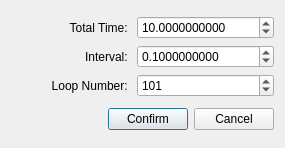
This is go/form/DialogGoMarkovPeriod.ui in regissahore/Typewriter as Qt 5 draws it before an edit. The edited form follows.
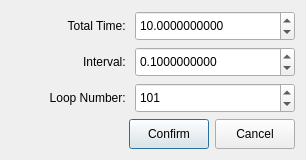
This is the edited form.

Commit message: Fix 3: Show more numbers in qualitative analysis result.

What changed in the file:
```diff
--- a/go/form/DialogGoMarkovPeriod.ui
+++ b/go/form/DialogGoMarkovPeriod.ui
@@ -6,8 +6,8 @@
    <rect>
     <x>0</x>
     <y>0</y>
-    <width>285</width>
-    <height>148</height>
+    <width>306</width>
+    <height>160</height>
    </rect>
   </property>
   <property name="windowTitle">
@@ -28,6 +28,12 @@
      </item>
      <item row="1" column="1">
       <widget class="QDoubleSpinBox" name="intervalSpinBox">
+       <property name="minimumSize">
+        <size>
+         <width>160</width>
+         <height>30</height>
+        </size>
+       </property>
        <property name="decimals">
         <number>10</number>
        </property>
@@ -51,6 +57,12 @@
      </item>
      <item row="0" column="1">
       <widget class="QDoubleSpinBox" name="totalSpinBox">
+       <property name="minimumSize">
+        <size>
+         <width>160</width>
+         <height>30</height>
+        </size>
+       </property>
        <property name="decimals">
         <number>10</number>
        </property>
@@ -74,6 +86,12 @@
      </item>
      <item row="2" column="1">
       <widget class="QSpinBox" name="loopSpinBox">
+       <property name="minimumSize">
+        <size>
+         <width>160</width>
+         <height>30</height>
+        </size>
+       </property>
        <property name="minimum">
         <number>2</number>
        </property>
@@ -104,6 +122,12 @@
      </item>
      <item>
       <widget class="QPushButton" name="confirmButton">
+       <property name="minimumSize">
+        <size>
+         <width>0</width>
+         <height>30</height>
+        </size>
+       </property>
        <property name="text">
         <string>Confirm</string>
        </property>
@@ -120,6 +144,12 @@
      </item>
      <item>
       <widget class="QPushButton" name="cancelButton">
+       <property name="minimumSize">
+        <size>
+         <width>0</width>
+         <height>30</height>
+        </size>
+       </property>
        <property name="text">
         <string>Cancel</string>
        </property>
```
The commit also changes 2 other files.
